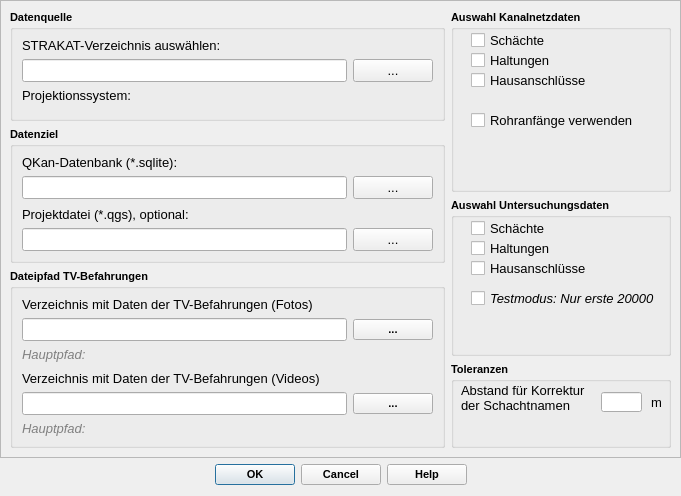
SonkeHoffmann/QKan-1, file qkan/strakatporter/res/strakat_import_dialog_base.ui: the form before one commit.
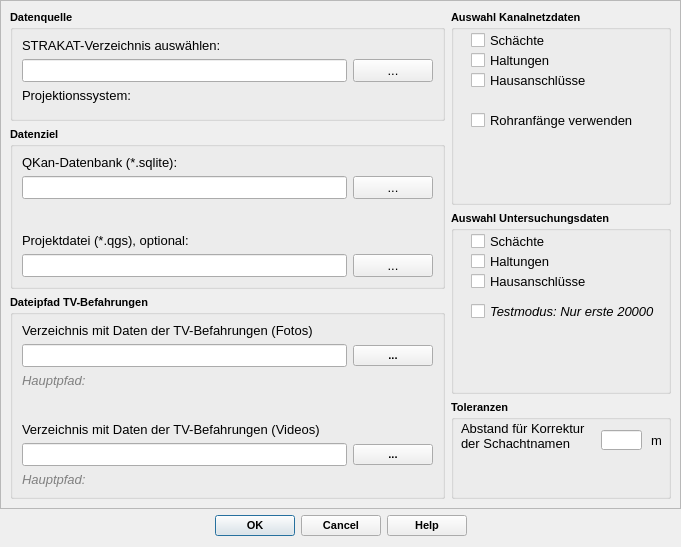
The form after the commit. Icons and pictures are not drawn. Custom widgets are drawn as their Qt base class.

Patch:
```diff
--- a/qkan/strakatporter/res/strakat_import_dialog_base.ui
+++ b/qkan/strakatporter/res/strakat_import_dialog_base.ui
@@ -7,7 +7,7 @@
     <x>0</x>
     <y>0</y>
     <width>681</width>
-    <height>496</height>
+    <height>547</height>
    </rect>
   </property>
   <property name="minimumSize">
@@ -19,7 +19,7 @@
   <property name="maximumSize">
    <size>
     <width>16777215</width>
-    <height>520</height>
+    <height>550</height>
    </size>
   </property>
   <property name="font">
@@ -55,7 +55,7 @@
         <x>0</x>
         <y>0</y>
         <width>679</width>
-        <height>456</height>
+        <height>507</height>
        </rect>
       </property>
       <layout class="QGridLayout" name="gridLayout">
```
Left out of the diff: 23 changed lines with no effect on the pictures.
